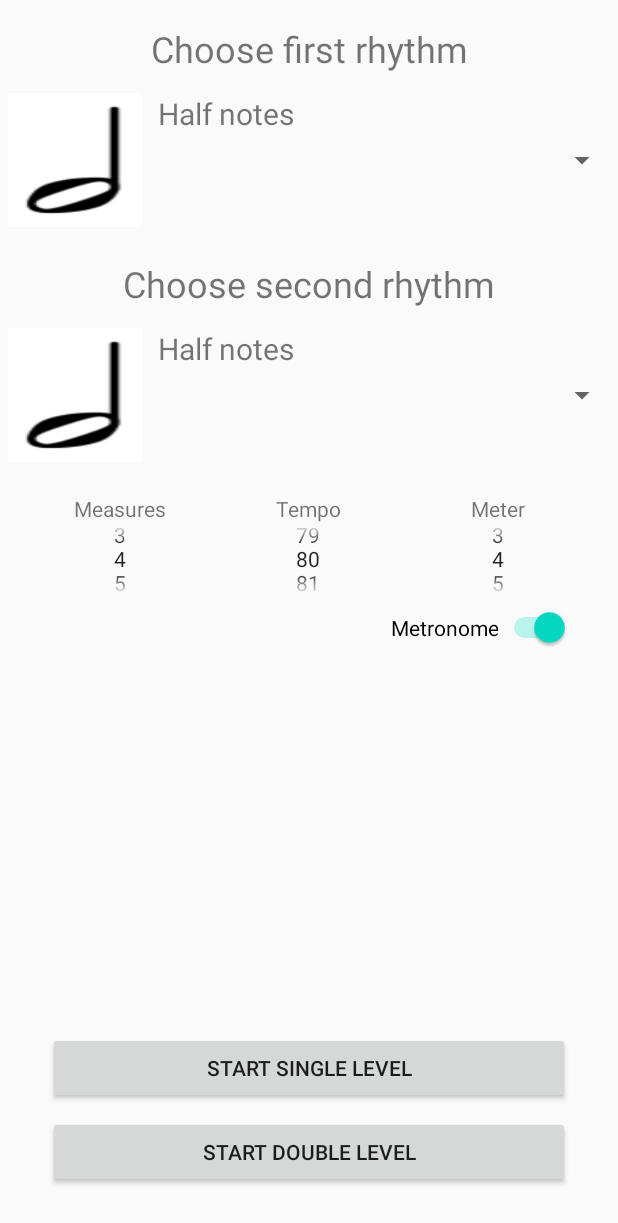
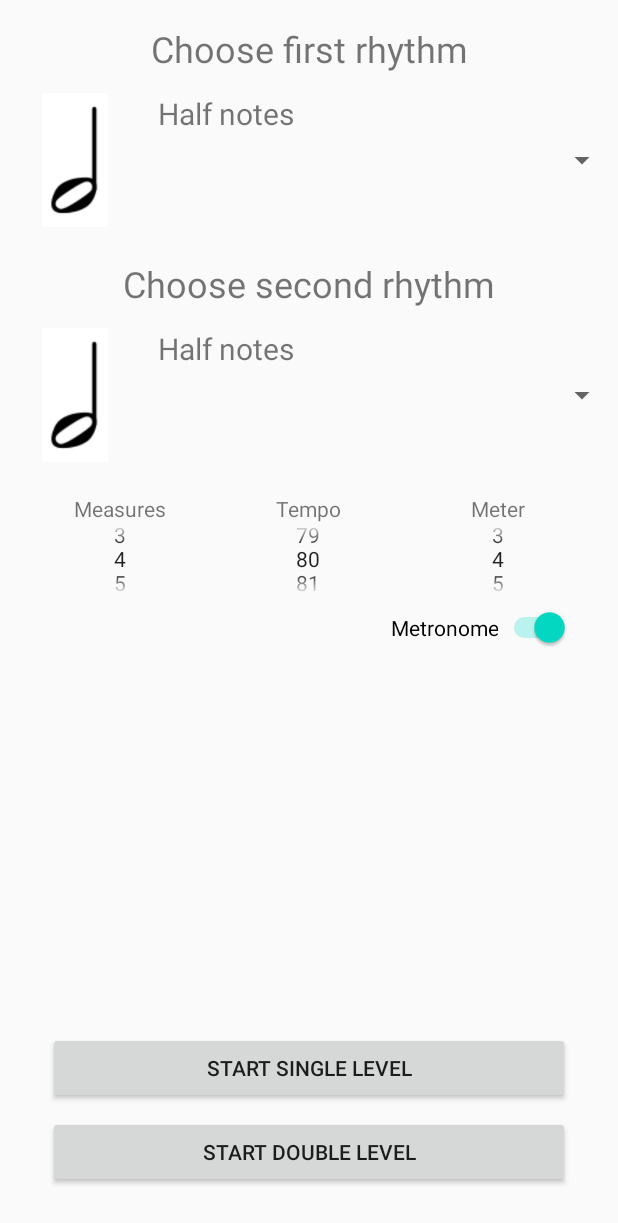
Before and after one commit to rowericzi/both-sides, an Android app: the screen it shows after launch (MainActivity), on a phone screen of 412 x 824 dp. Shown: the top 1223 px of the screen. Run offline under Robolectric (Android 15) with nearby library versions, the light colour scheme and no system bars.

Commit message:
Fixed image scale in custom spinner row

```diff
--- a/app/src/main/res/layout/custom_spinner_row.xml
+++ b/app/src/main/res/layout/custom_spinner_row.xml
@@ -10,7 +10,7 @@ android:layout_height="match_parent">
     android:layout_height="100dp"
     android:padding="5dp"
     app:srcCompat="@mipmap/ic_launcher"
-    android:scaleType="fitXY" />
+    android:scaleType="centerInside" />
 
 <TextView
     android:id="@+id/custom_spinner_text"
```
